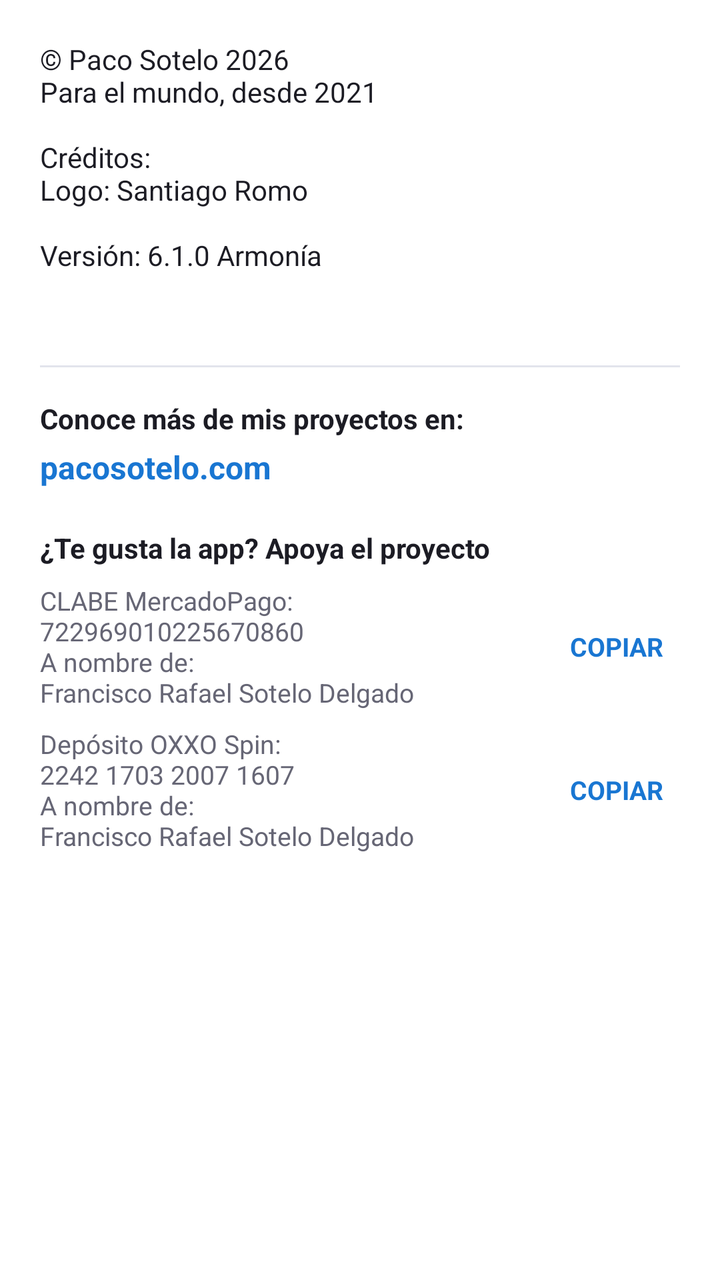
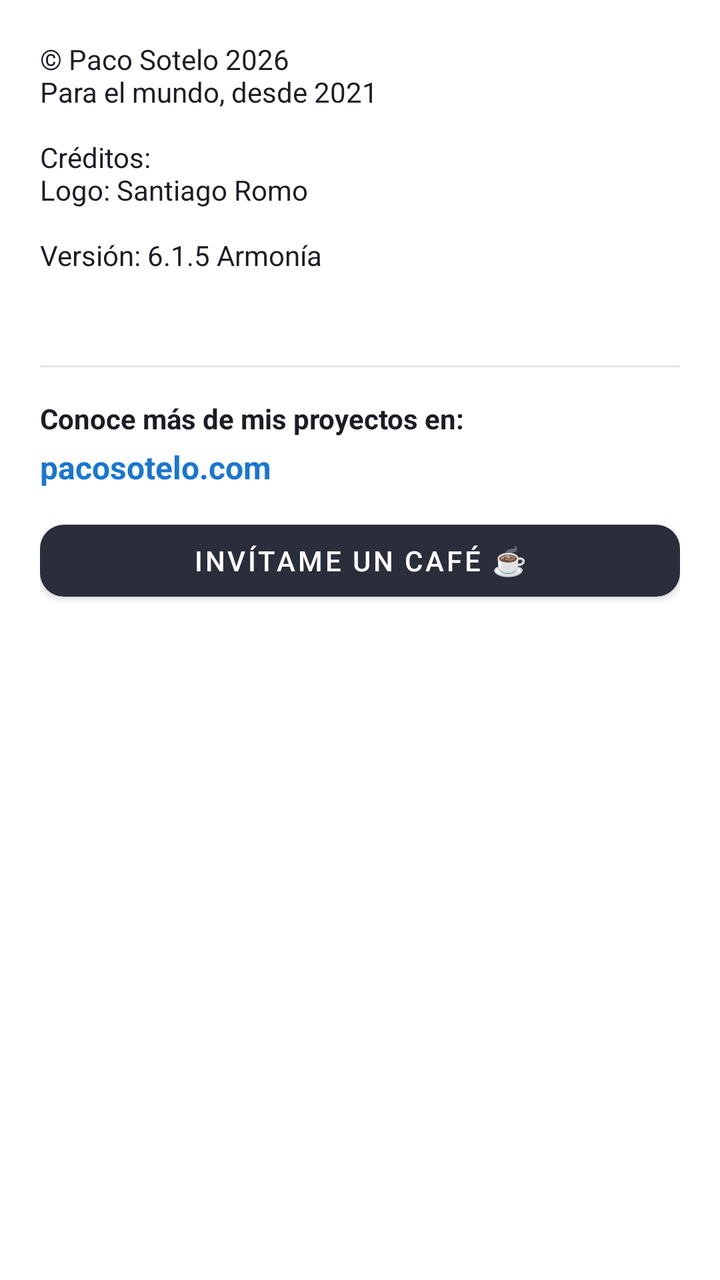

Compare the two renders of this Android layout. The source of the first and the diff that turns it into the second are given below.
<!-- AndroidManifest.xml: application theme Theme.CantosCoro.NoActionBar -->
<!-- res/layout/dialog_acerca_de.xml -->
<?xml version="1.0" encoding="utf-8"?>
<LinearLayout xmlns:android="http://schemas.android.com/apk/res/android"
    xmlns:app="http://schemas.android.com/apk/res-auto"
    android:layout_width="match_parent"
    android:layout_height="wrap_content"
    android:orientation="vertical"
    android:padding="20dp">

    <TextView
        android:id="@+id/tvAppInfo"
        android:layout_width="match_parent"
        android:layout_height="wrap_content"
        android:text="© Paco Sotelo 2026\nPara el mundo, desde 2021\n\nCréditos:\nLogo: Santiago Romo\n\nVersión: 6.1.0 Armonía"
        android:textColor="@color/card_title_color"
        android:textSize="14sp" />

    <TextView
        android:id="@+id/tvUserInfo"
        android:layout_width="match_parent"
        android:layout_height="wrap_content"
        android:layout_marginTop="12dp"
        android:textColor="@color/text_secondary_color"
        android:textSize="13sp" />

    <com.google.android.material.divider.MaterialDivider
        android:layout_width="match_parent"
        android:layout_height="wrap_content"
        android:layout_marginTop="16dp"
        android:layout_marginBottom="16dp"
        app:dividerColor="@color/card_stroke_color" />

    <TextView
        android:layout_width="match_parent"
        android:layout_height="wrap_content"
        android:text="Conoce más de mis proyectos en:"
        android:textColor="@color/card_title_color"
        android:textSize="14sp"
        android:textStyle="bold" />

    <TextView
        android:id="@+id/tvWeb"
        android:layout_width="match_parent"
        android:layout_height="wrap_content"
        android:layout_marginTop="4dp"
        android:text="pacosotelo.com"
        android:textColor="@color/color_link"
        android:textSize="16sp"
        android:textStyle="bold"
        android:clickable="true"
        android:focusable="true"
        android:foreground="?attr/selectableItemBackground" />

    <TextView
        android:layout_width="match_parent"
        android:layout_height="wrap_content"
        android:layout_marginTop="20dp"
        android:text="¿Te gusta la app? Apoya el proyecto"
        android:textColor="@color/card_title_color"
        android:textSize="14sp"
        android:textStyle="bold" />

    
    <LinearLayout
        android:layout_width="match_parent"
        android:layout_height="wrap_content"
        android:layout_marginTop="8dp"
        android:orientation="horizontal"
        android:gravity="center_vertical">

        <TextView
            android:layout_width="0dp"
            android:layout_height="wrap_content"
            android:layout_weight="1"
            android:text="CLABE MercadoPago:\n722969010225670860\nA nombre de:\nFrancisco Rafael Sotelo Delgado"
            android:textColor="@color/text_secondary_color"
            android:textSize="13sp" />

        <TextView
            android:id="@+id/tvCopiarClabe"
            android:layout_width="wrap_content"
            android:layout_height="wrap_content"
            android:text="COPIAR"
            android:textColor="@color/color_link"
            android:textSize="13sp"
            android:textStyle="bold"
            android:padding="8dp"
            android:clickable="true"
            android:focusable="true"
            android:foreground="?attr/selectableItemBackground" />
    </LinearLayout>

    
    <LinearLayout
        android:layout_width="match_parent"
        android:layout_height="wrap_content"
        android:layout_marginTop="8dp"
        android:orientation="horizontal"
        android:gravity="center_vertical">

        <TextView
            android:layout_width="0dp"
            android:layout_height="wrap_content"
            android:layout_weight="1"
            android:text="Depósito OXXO Spin:\n2242 1703 2007 1607\nA nombre de:\nFrancisco Rafael Sotelo Delgado"
            android:textColor="@color/text_secondary_color"
            android:textSize="13sp" />

        <TextView
            android:id="@+id/tvCopiarTarjeta"
            android:layout_width="wrap_content"
            android:layout_height="wrap_content"
            android:text="COPIAR"
            android:textColor="@color/color_link"
            android:textSize="13sp"
            android:textStyle="bold"
            android:padding="8dp"
            android:clickable="true"
            android:focusable="true"
            android:foreground="?attr/selectableItemBackground" />
    </LinearLayout>

</LinearLayout>
<!-- resources referenced by this layout -->
<resources>
  <color name="card_stroke_color">#E2E4EC</color>
  <color name="card_title_color">#1C1C24</color>
  <color name="color_link">#1976D2</color>
  <color name="text_secondary_color">#666675</color>
  <style name="Theme.CantosCoro.NoActionBar">
          <item name="windowActionBar">false</item>
          <item name="windowNoTitle">true</item>
          <item name="popupMenuBackground">@color/card_bg_color</item>
          <item name="android:itemBackground">@color/card_bg_color</item>
          <item name="android:textColor">@color/card_title_color</item>
      </style>
  <color name="card_bg_color">#FFFFFF</color>
</resources>

<!-- the commit's change to res/layout/dialog_acerca_de.xml (unified diff, before → after) -->
@@ -10,7 +10,7 @@
         android:id="@+id/tvAppInfo"
         android:layout_width="match_parent"
         android:layout_height="wrap_content"
-        android:text="© Paco Sotelo 2026\nPara el mundo, desde 2021\n\nCréditos:\nLogo: Santiago Romo\n\nVersión: 6.1.0 Armonía"
+        android:text="© Paco Sotelo 2026\nPara el mundo, desde 2021\n\nCréditos:\nLogo: Santiago Romo\n\nVersión: 6.1.5 Armonía"
         android:textColor="@color/card_title_color"
         android:textSize="14sp" />
 
@@ -50,73 +50,14 @@
         android:focusable="true"
         android:foreground="?attr/selectableItemBackground" />
 
-    <TextView
+    <com.google.android.material.button.MaterialButton
+        android:id="@+id/bDonar"
         android:layout_width="match_parent"
         android:layout_height="wrap_content"
-        android:layout_marginTop="20dp"
-        android:text="¿Te gusta la app? Apoya el proyecto"
-        android:textColor="@color/card_title_color"
-        android:textSize="14sp"
-        android:textStyle="bold" />
-
-    
-    <LinearLayout
-        android:layout_width="match_parent"
-        android:layout_height="wrap_content"
-        android:layout_marginTop="8dp"
-        android:orientation="horizontal"
-        android:gravity="center_vertical">
-
-        <TextView
-            android:layout_width="0dp"
-            android:layout_height="wrap_content"
-            android:layout_weight="1"
-            android:text="CLABE MercadoPago:\n722969010225670860\nA nombre de:\nFrancisco Rafael Sotelo Delgado"
-            android:textColor="@color/text_secondary_color"
-            android:textSize="13sp" />
-
-        <TextView
-            android:id="@+id/tvCopiarClabe"
-            android:layout_width="wrap_content"
-            android:layout_height="wrap_content"
-            android:text="COPIAR"
-            android:textColor="@color/color_link"
-            android:textSize="13sp"
-            android:textStyle="bold"
-            android:padding="8dp"
-            android:clickable="true"
-            android:focusable="true"
-            android:foreground="?attr/selectableItemBackground" />
-    </LinearLayout>
-
-    
-    <LinearLayout
-        android:layout_width="match_parent"
-        android:layout_height="wrap_content"
-        android:layout_marginTop="8dp"
-        android:orientation="horizontal"
-        android:gravity="center_vertical">
-
-        <TextView
-            android:layout_width="0dp"
-            android:layout_height="wrap_content"
-            android:layout_weight="1"
-            android:text="Depósito OXXO Spin:\n2242 1703 2007 1607\nA nombre de:\nFrancisco Rafael Sotelo Delgado"
-            android:textColor="@color/text_secondary_color"
-            android:textSize="13sp" />
-
-        <TextView
-            android:id="@+id/tvCopiarTarjeta"
-            android:layout_width="wrap_content"
-            android:layout_height="wrap_content"
-            android:text="COPIAR"
-            android:textColor="@color/color_link"
-            android:textSize="13sp"
-            android:textStyle="bold"
-            android:padding="8dp"
-            android:clickable="true"
-            android:focusable="true"
-            android:foreground="?attr/selectableItemBackground" />
-    </LinearLayout>
+        android:layout_marginTop="12dp"
+        android:text="Invítame un café ☕"
+        android:textColor="@color/primary_button_text"
+        app:backgroundTint="@color/primary_button_bg"
+        app:cornerRadius="12dp" />
 
 </LinearLayout>
<!-- resource entries referenced after the edit -->
@@ -3,6 +3,8 @@
   <color name="card_stroke_color">#E2E4EC</color>
   <color name="card_title_color">#1C1C24</color>
   <color name="color_link">#1976D2</color>
+  <color name="primary_button_bg">#2A2D3A</color>
+  <color name="primary_button_text">#FFFFFF</color>
   <color name="text_secondary_color">#666675</color>
   <style name="Theme.CantosCoro.NoActionBar">
           <item name="windowActionBar">false</item>
